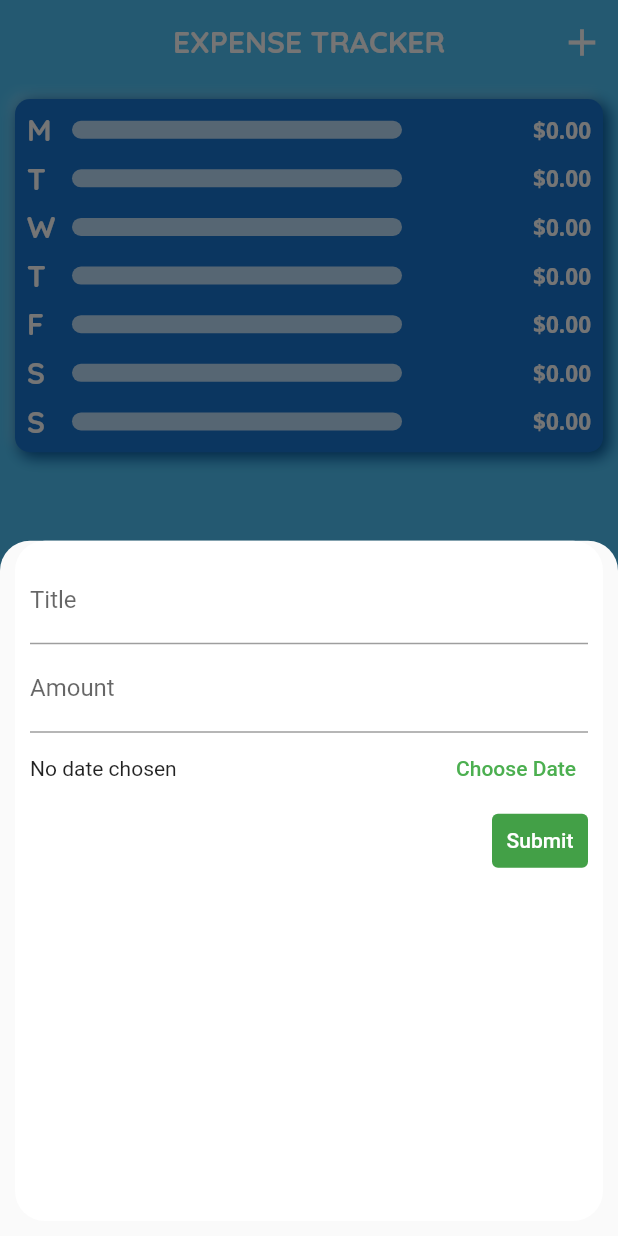
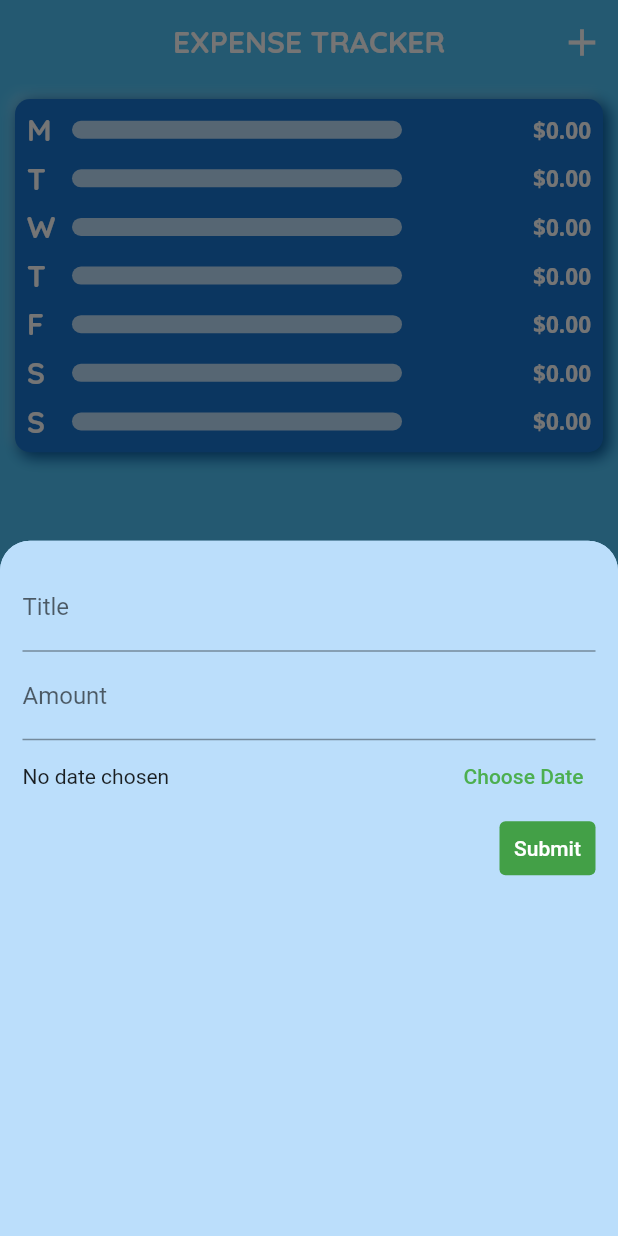
Before and after one commit to Itzspd/Personal-Expense-tracker, a Flutter app: the screen it shows after launch, after a tap on the "add" icon, on a phone screen of 412 x 824 dp. Run offline on Flutter 3.47's test engine with Material 2 defaults, Android fonts, the light colour scheme and no system bars.

Commit message:
Personal Expense tracker v1

```diff
--- a/lib/home.dart
+++ b/lib/home.dart
@@ -83,7 +83,7 @@ class _HomeState extends State<Home> {
           children: [
             //Expense chart
             chart(_recenttransactions),
-            SizedBox(
+            const SizedBox(
               height: 50,
             ),
             //Text input for new transactions.
@@ -96,6 +96,7 @@ class _HomeState extends State<Home> {
 
   void _openbottomsheettoaddnewtransactions(BuildContext context) {
     showModalBottomSheet(
+        backgroundColor: Theme.of(context).primaryColorLight,
         shape: const RoundedRectangleBorder(
             borderRadius: BorderRadius.only(
           topLeft: Radius.circular(20),
--- a/lib/widgets/new_transactions.dart
+++ b/lib/widgets/new_transactions.dart
@@ -54,15 +54,13 @@ class _NewTransactionState extends State<NewTransaction> {
   @override
   Widget build(BuildContext context) {
     return Container(
-      margin: const EdgeInsets.only(
-        left: 10,
-        right: 10,
-        bottom: 10,
-      ),
-      padding: const EdgeInsets.all(10),
+      padding: const EdgeInsets.all(15),
       decoration: BoxDecoration(
-        borderRadius: BorderRadius.circular(20),
-        color: Colors.white,
+        borderRadius: BorderRadius.only(
+          topLeft: Radius.circular(20),
+          topRight: Radius.circular(20),
+        ),
+        color: Theme.of(context).primaryColorLight,
       ),
       child: Column(
         crossAxisAlignment: CrossAxisAlignment.end,
```
